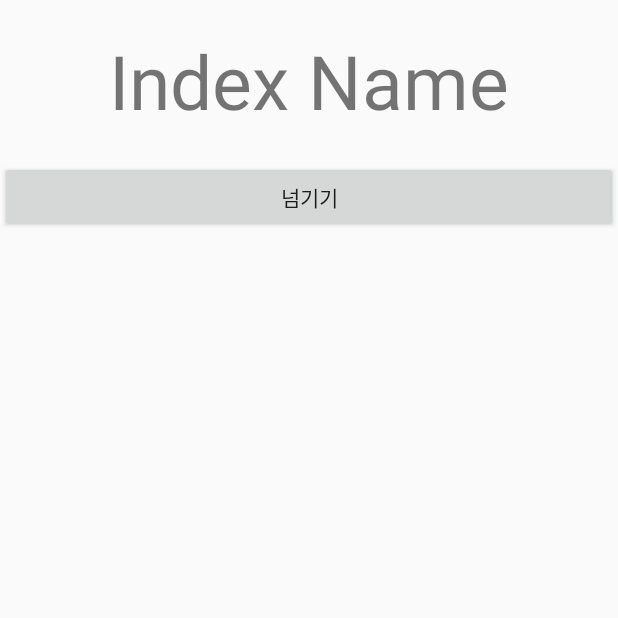
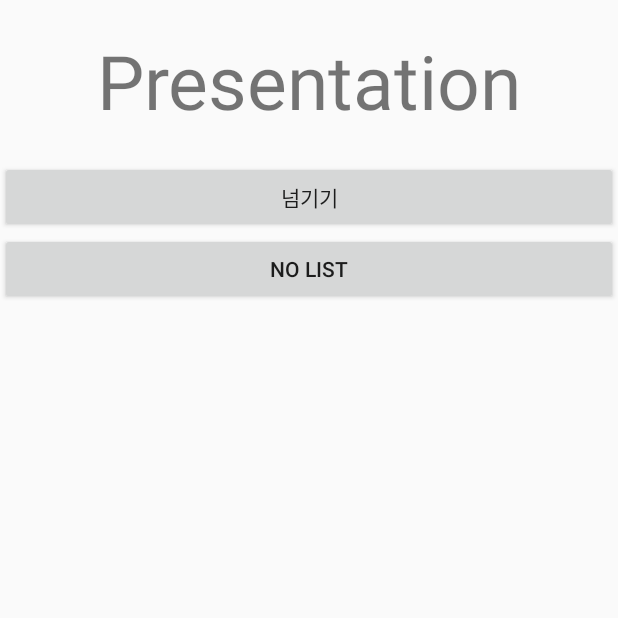
Before and after one commit to cluelin/cuddly-palm-tree, an Android app: the screen it shows after launch (IndexActivity), after a tap on "PRESENTATION", on a phone screen of 412 x 824 dp, the top half of it. Run offline under Robolectric (Android 15) with nearby library versions, the phone set to English and light mode, and no system bars.

Commit message:
implement setIndexPage() now we can see IndexPage based on object from MainActivity

```diff
--- a/app/src/main/java/com/purelink/cluelin/catalog/IndexActivity.java
+++ b/app/src/main/java/com/purelink/cluelin/catalog/IndexActivity.java
@@ -5,20 +5,28 @@ import android.support.v7.app.AppCompatActivity;
 import android.os.Bundle;
 import android.util.Log;
 import android.view.View;
+import android.widget.Button;
+import android.widget.LinearLayout;
 import android.widget.TextView;
 
 import java.io.Serializable;
+import java.util.ArrayList;
 
 
 public class IndexActivity extends AppCompatActivity {
 
     String majorCategoryNameString;
+    private Category category;
+    private TextView majorCategoryNameTextView;
+    private LinearLayout linearLayout;
+
     @Override
     protected void onCreate(Bundle savedInstanceState) {
         super.onCreate(savedInstanceState);
         setContentView(R.layout.activity_index);
 
-        TextView majorCategoryNameTextView = (TextView) findViewById(R.id.majorCategoryNameTextView);
+        majorCategoryNameTextView = (TextView) findViewById(R.id.majorCategoryNameTextView);
+        linearLayout = (LinearLayout) findViewById(R.id.activity_index);
 
         Intent intent = getIntent();
 
@@ -26,13 +34,27 @@ public class IndexActivity extends AppCompatActivity {
 //        majorCategoryNameString = intent.getStringExtra(INDEX_SELECTION.CONTENTS_SELECTOR);
 //        majorCategoryNameTextView.setText(majorCategoryNameString);
 
-        Category category = (Category)intent.getParcelableExtra(INDEX_SELECTION.CONTENTS_SELECTOR);
+        category = intent.getParcelableExtra(INDEX_SELECTION.CONTENTS_SELECTOR);
 
         Log.d("확인차원", "Name : " + category.getCategoryName());
         Log.d("확인차원", "subCategory List : " + category.getSubCategoryList().get(0));
 
+        setIndexPage();
 
+    }
 
+    public void setIndexPage(){
+
+        ArrayList subCategoryList;
+
+        majorCategoryNameTextView.setText(category.getCategoryName());
+        subCategoryList = category.getSubCategoryList();
+
+        for (int i = 0 ; i < subCategoryList.size() ; i++ ){
+            Button button = new Button(this);
+            button.setText((String)subCategoryList.get(i));
+            linearLayout.addView(button);
+        }
 
     }
 
```
